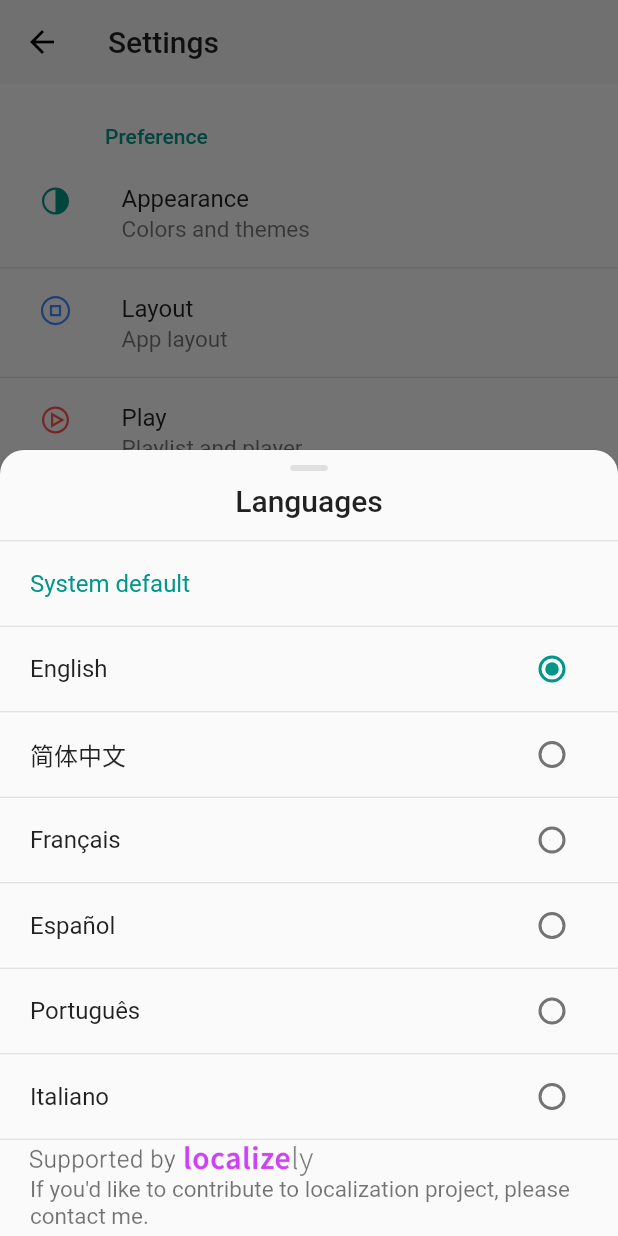
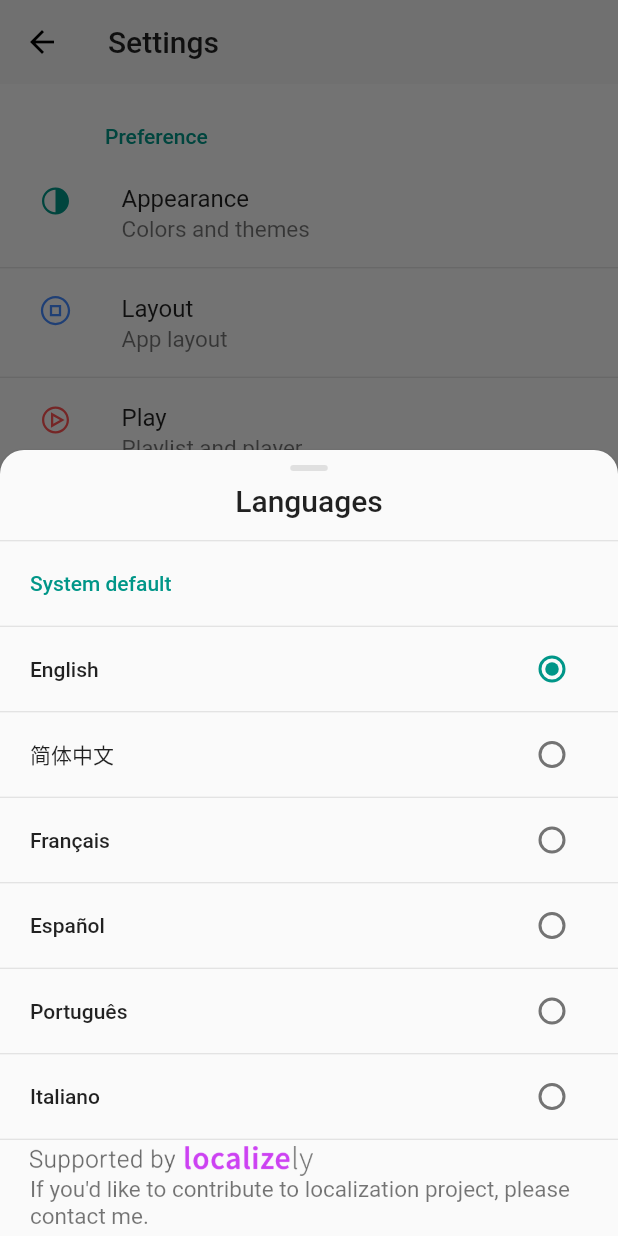
Before and after one commit to tsacdop/tsacdop, a Flutter app: the Settings screen opened directly, after a tap on "Languages", on a phone screen of 412 x 824 dp. Run offline on Flutter 3.47's test engine with Material 2 defaults, Android fonts, the phone set to English and light mode, and no system bars; our stand-ins replace audio_service, auto_animated, cached_network_image, confetti, connectivity, convert and 21 more; missing offline and left inert: audio_session, color_thief_flutter, feature_discovery, flutter_downloader, flutter_file_dialog, flutter_isolate and 4 more; accounts and stored records are empty; generated files the repository leaves out were written again; statements that could not run were skipped.

Commit message:
Update bottom sheet UI.

```diff
--- a/lib/settings/languages.dart
+++ b/lib/settings/languages.dart
@@ -51,13 +51,14 @@ class _LanguagesSettingState extends State<LanguagesSetting> {
 
   @override
   Widget build(BuildContext context) {
+    final textStyle = context.textTheme.bodyText1;
     final s = context.s;
     return Column(
       children: [
         ListTile(
           title: Text(
             s.systemDefault,
-            style: TextStyle(
+            style: textStyle.copyWith(
                 color: Intl.systemLocale.contains(Intl.getCurrentLocale())
                     ? context.accentColor
                     : null),
@@ -68,7 +69,7 @@ class _LanguagesSettingState extends State<LanguagesSetting> {
         ),
         Divider(height: 1),
         ListTile(
-            title: Text('English'),
+            title: Text('English',style: textStyle),
             onTap: () => _setLocale(Locale('en')),
             contentPadding: const EdgeInsets.only(left: 20, right: 20),
             trailing: Radio<Locale>(
@@ -77,7 +78,7 @@ class _LanguagesSettingState extends State<LanguagesSetting> {
                 onChanged: _setLocale)),
         Divider(height: 1),
         ListTile(
-            title: Text('简体中文'),
+            title: Text('简体中文', style: textStyle),
             onTap: () => _setLocale(Locale('zh_Hans')),
             contentPadding: const EdgeInsets.only(left: 20, right: 20),
             trailing: Radio<Locale>(
@@ -87,7 +88,7 @@ class _LanguagesSettingState extends State<LanguagesSetting> {
             )),
         Divider(height: 1),
         ListTile(
-          title: Text('Français'),
+          title: Text('Français', style: textStyle),
           onTap: () => _setLocale(Locale('fr')),
           contentPadding: const EdgeInsets.only(left: 20, right: 20),
           trailing: Radio<Locale>(
@@ -97,7 +98,7 @@ class _LanguagesSettingState extends State<LanguagesSetting> {
         ),
         Divider(height: 1),
         ListTile(
-          title: Text('Español'),
+          title: Text('Español',style: textStyle),
           onTap: () => _setLocale(Locale('es')),
           contentPadding: const EdgeInsets.only(left: 20, right: 20),
           trailing: Radio<Locale>(
@@ -107,7 +108,7 @@ class _LanguagesSettingState extends State<LanguagesSetting> {
         ),
         Divider(height: 1),
         ListTile(
-          title: Text('Português'),
+          title: Text('Português',style: textStyle),
           onTap: () => _setLocale(Locale('pt')),
           contentPadding: const EdgeInsets.only(left: 20, right: 20),
           trailing: Radio<Locale>(
@@ -117,7 +118,7 @@ class _LanguagesSettingState extends State<LanguagesSetting> {
         ),
         Divider(height: 1),
         ListTile(
-          title: Text('Italiano'),
+          title: Text('Italiano', style: textStyle),
           onTap: () => _setLocale(Locale('it')),
           contentPadding: const EdgeInsets.only(left: 20, right: 20),
           trailing: Radio<Locale>(
```
Also changed, not shown: lib/podcasts/podcast_settings.dart (+24 -49 lines).
